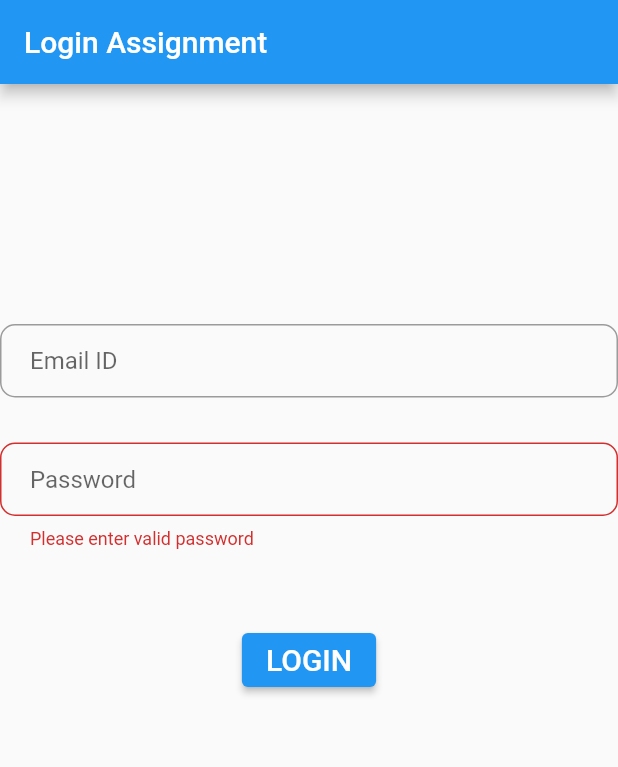
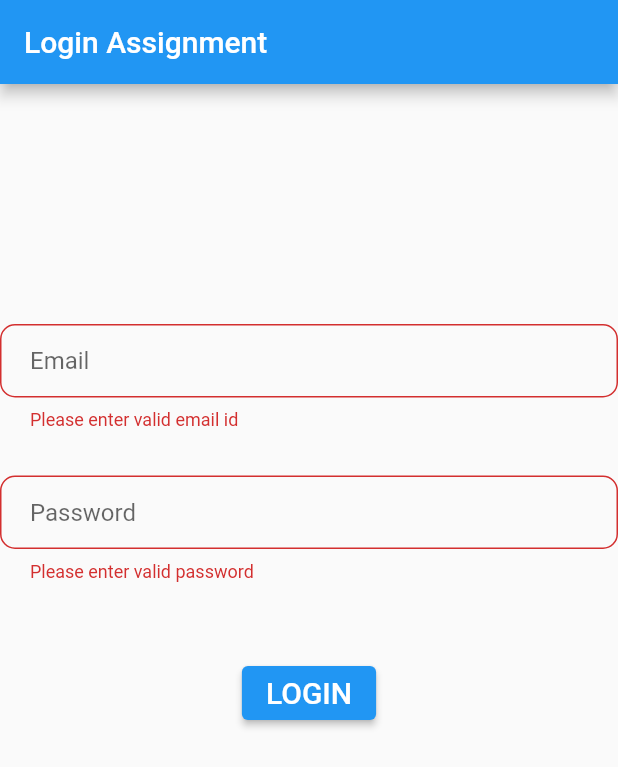
Before and after one commit to ad1tya1921/login_assignment, a Flutter app: the screen it shows after launch, after a tap on "LOGIN", on a phone screen of 412 x 824 dp. Shown: the top 767 px of the screen. Run offline on Flutter 3.47's test engine with Material 2 defaults, Android fonts, the phone set to English and light mode, and no system bars; our stand-ins replace email_validator, fluttertoast.

Commit message:
assignment done

```diff
--- a/login_assignment/lib/main.dart
+++ b/login_assignment/lib/main.dart
@@ -1,14 +1,24 @@
 import 'package:flutter/material.dart';
 import 'package:fluttertoast/fluttertoast.dart';
-//import 'package:email_validator/email_validator.dart';
+import 'package:email_validator/email_validator.dart';
 
 
 void main() => runApp(MyApp());
+
+extension EmailValidator on String {
+  bool isValidEmail() {
+    return RegExp(
+        r'^(([^<>()[\]\\.,;:\s@\"]+(\.[^<>()[\]\\.,;:\s@\"]+)*)|(\".+\"))@((\[[0-9]{1,3}\.[0-9]{1,3}\.[0-9]{1,3}\.[0-9]{1,3}\])|(([a-zA-Z\-0-9]+\.)+[a-zA-Z]{2,}))$')
+        .hasMatch(this);
+  }
+}
 
 class MyApp extends StatelessWidget {
   @override
   Widget build(BuildContext context) {
     final appTitle = 'Login Assignment';
+
+
 
 
     return MaterialApp(
@@ -53,15 +63,27 @@ class FirstPage extends State<LoginForm> {
 
 
           TextFormField(
-            //controller: _idcontroller,
             decoration: InputDecoration(
-                contentPadding: EdgeInsets.fromLTRB(20.0, 15.0, 20.0, 15.0),
-                hintText: "Email ID",
-                border: OutlineInputBorder(
-                    borderRadius: BorderRadius.circular(10.0))
-            ),
-
-
+            contentPadding: EdgeInsets.fromLTRB(20.0, 15.0, 20.0, 15.0),
+            hintText: "Email",
+            border: OutlineInputBorder(
+            borderRadius: BorderRadius.circular(10.0))
+           ),
+            validator: (value) {
+              if (value.isEmpty) {
+                return 'Please enter valid email id';
+              }
+              else if (!value.isValidEmail()){
+                Fluttertoast.showToast(
+                    msg: 'Invalid Email ',
+                    toastLength: Toast.LENGTH_SHORT,
+                    gravity: ToastGravity.CENTER,
+                    backgroundColor: Colors.red,
+                    textColor: Colors.black,
+                    fontSize: 16.0
+                );
+              }
+            }
           ),
 
 
```
Also changed, not shown: flutter_app/lib/main.dart (added, +124 -0 lines), flutter_app/pubspec.yaml (added, +77 -0 lines), flutter_app/pubspec.lock (added), 61 other files.
